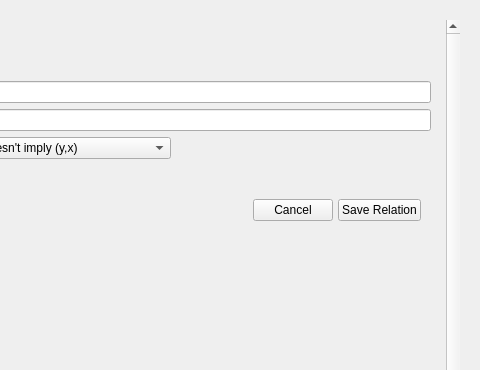
The window that PluriNotes/relationswindows.ui (guillaumejounel/PluriNotes) describes before a commit, drawn with Qt 5; both pictures show x 430 to 910 and y 0 to 370 of the 910 by 638 pixel window.
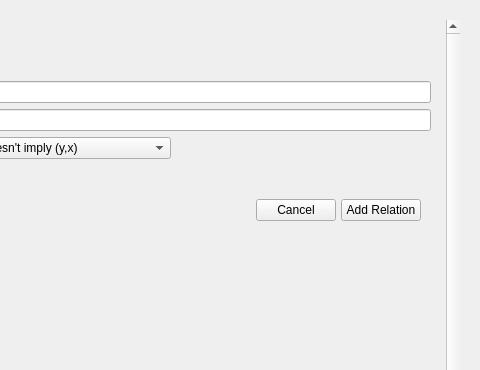
The same window after the commit.

```diff
--- a/PluriNotes/relationswindows.ui
+++ b/PluriNotes/relationswindows.ui
@@ -303,7 +303,7 @@
                     <item>
                      <widget class="QPushButton" name="saveRelationCreationButton">
                       <property name="text">
-                       <string>Save Relation</string>
+                       <string>Add Relation</string>
                       </property>
                      </widget>
                     </item>
```
Left out of the diff: 11 changed lines with no effect on the pictures.
